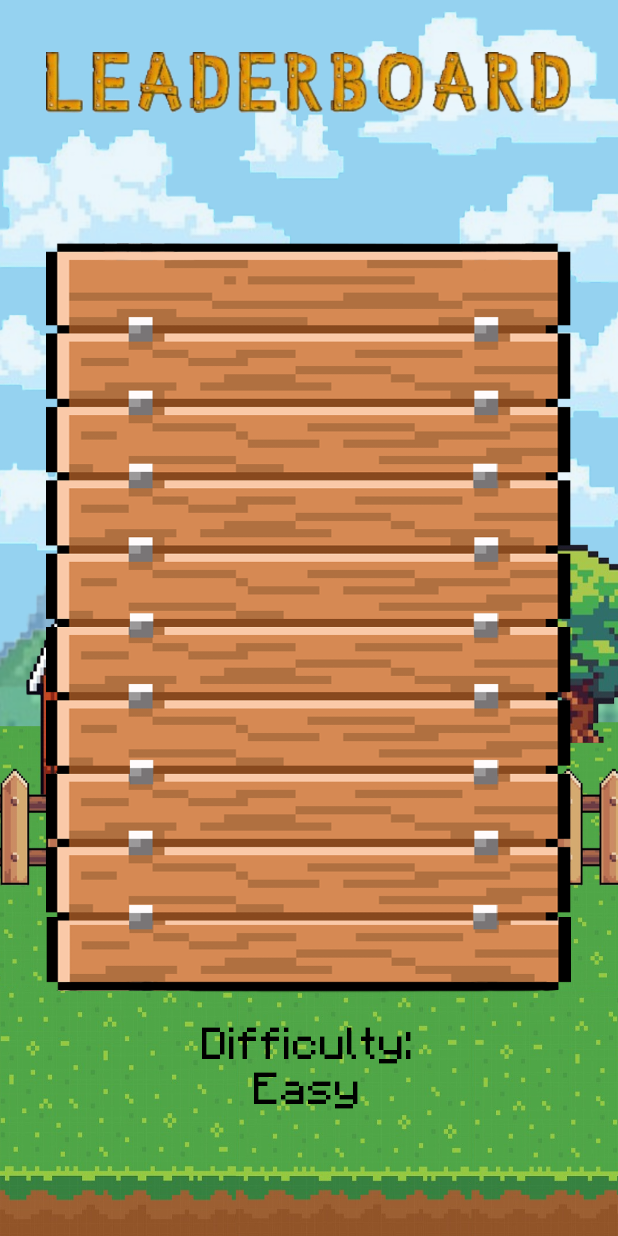
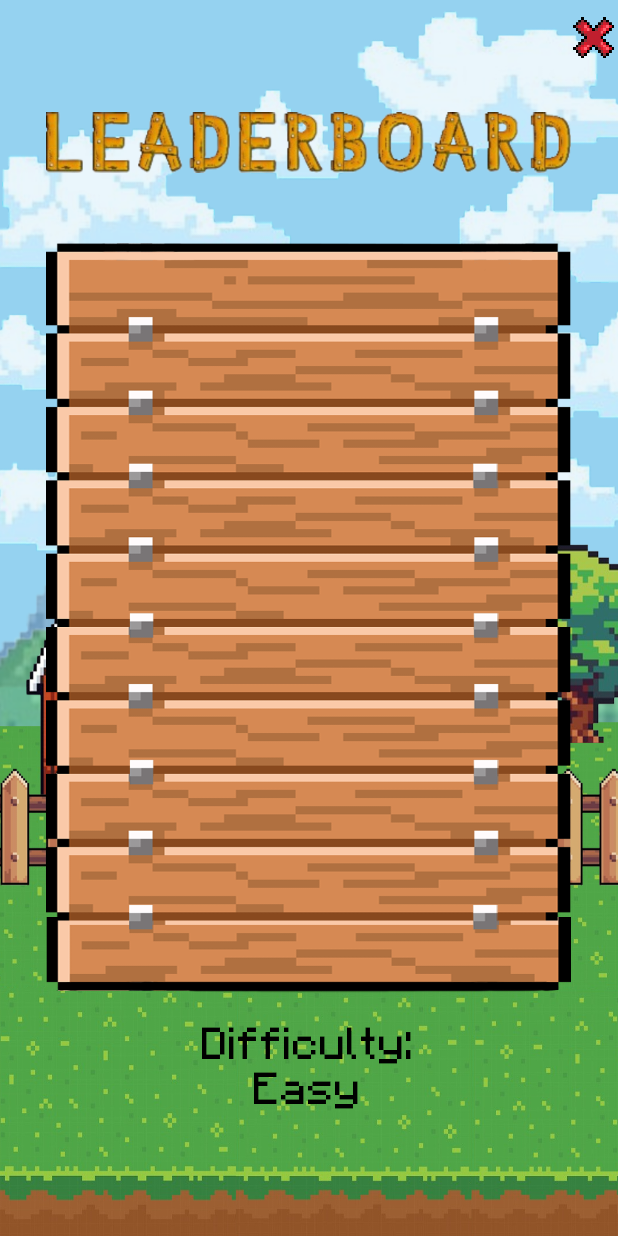
Before and after one commit to ggorigenes/egglogto, an Android app: the layout leaderboard.xml on its own in the app's theme, with its tools: preview values and no code run, on a phone screen of 412 x 824 dp. Run offline under Robolectric (Android 15) with nearby library versions, the phone set to English and light mode, and no system bars.

Commit message:
initial commit

```diff
--- a/app/src/main/res/layout/leaderboard.xml
+++ b/app/src/main/res/layout/leaderboard.xml
@@ -18,12 +18,22 @@
         android:layout_centerHorizontal="true"
         android:layout_centerVertical="true" />
 
+    <ImageButton
+        android:id="@+id/cross"
+        android:src="@drawable/cross"
+        android:scaleType="centerCrop"
+        android:layout_toRightOf="@id/leaderboard_text"
+        android:layout_marginTop="10dp"
+        android:background="@drawable/transparent_background"
+        android:layout_width="30dp"
+        android:layout_height="30dp" />
+
     <ImageView
         android:id="@+id/leaderboard_text"
         android:src="@drawable/leaderboard_text"
         android:gravity="center"
         android:layout_centerHorizontal="true"
-        android:layout_marginTop="30dp"
+        android:layout_marginTop="70dp"
         android:layout_width="350dp"
         android:layout_height="50dp"  />
 
```
Also changed, not shown: app/src/main/java/com/example/testing/LeaderboardActivity.java (+11 -0 lines), app/src/main/res/layout/activity_game_testing.xml (+3 -10 lines), app/src/main/res/drawable/cloud.png, app/src/main/res/drawable/cloud0.png (added), app/src/main/res/drawable/cloud112.png (added), app/src/main/res/drawable/cloud4.png (added), app/src/main/res/drawable/life.png.
